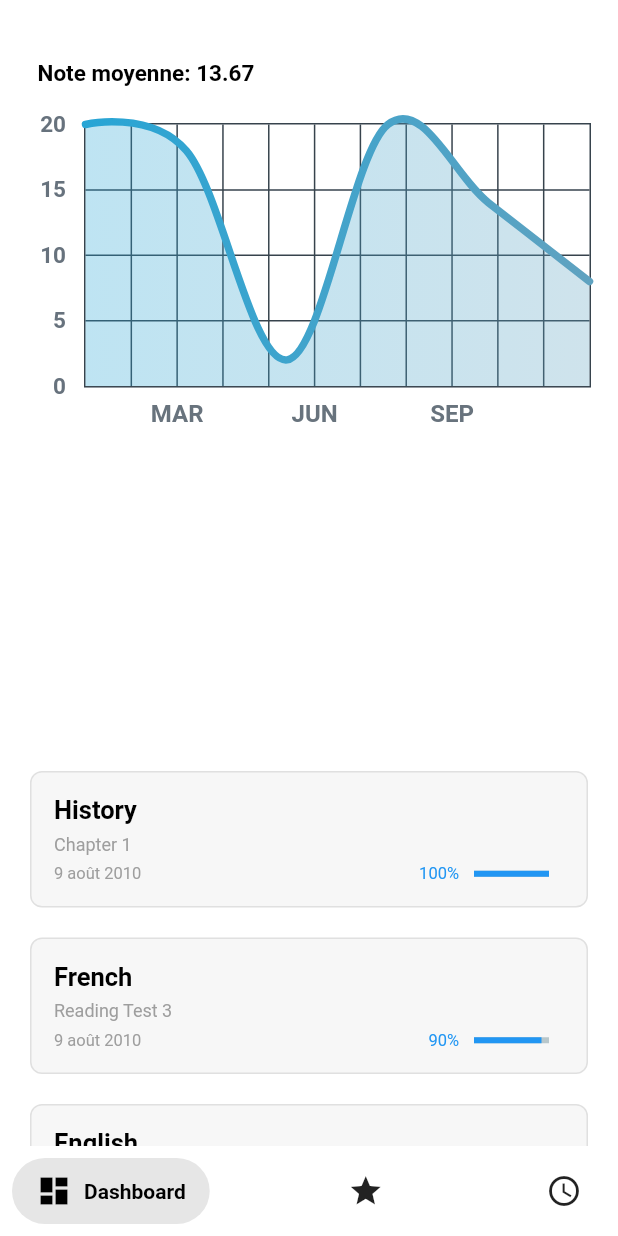
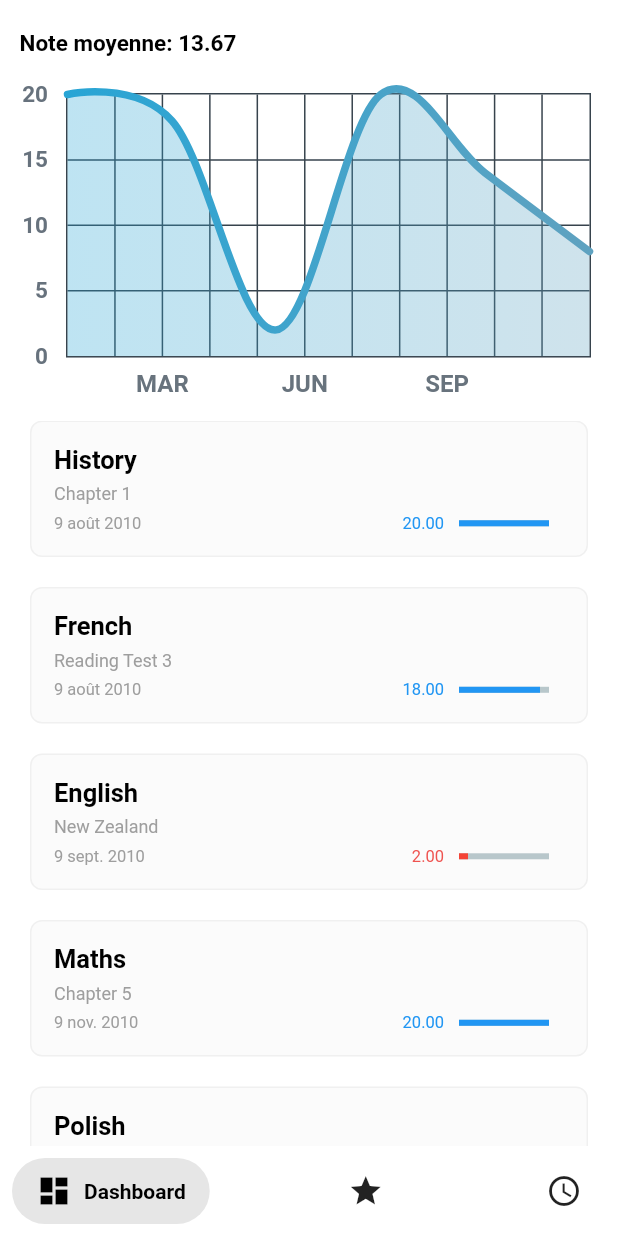
Before and after one commit to Volnetiks/Notes-BAC, a Flutter app: the screen it shows after launch, on a phone screen of 412 x 824 dp. Run offline on Flutter 3.47's test engine with Material 2 defaults, Android fonts, the phone set to English and light mode, and no system bars; drawn by our look-alikes of fl_chart, percent_indicator, salomon_bottom_bar; our stand-ins replace shared_preferences; Roboto replaces fonts that are missing (SFUI).

Commit message:
Fixed space and multiple chart bugs

```diff
--- a/lib/screens/home_screen.dart
+++ b/lib/screens/home_screen.dart
@@ -50,16 +50,13 @@ class _HomePageState extends State<HomePage> {
         currentIndex: _currentIndex,
         onTap: (i) => setState(() => _currentIndex = i),
       ),
-      body: Column(
-        mainAxisAlignment: MainAxisAlignment.spaceBetween,
+      body: SafeArea(
+        child: Column(
           children: [
-          Padding(
-            padding: const EdgeInsets.only(top: 20),
-            child: GradesChart(grades: grades),
-          ),
-          SizedBox(
+            GradesChart(grades: grades),
+            Flexible(
+              child: SizedBox(
                 width: MediaQuery.of(context).size.width,
-            height: 250,
                 child: Padding(
                   padding: const EdgeInsets.symmetric(horizontal: 20),
                   child: StaggeredGridView.countBuilder(
@@ -78,7 +75,9 @@ class _HomePageState extends State<HomePage> {
                       }),
                 ),
               ),
+            ),
           ],
+        ),
       ),
     );
   }
--- a/lib/widgets/grade_tile.dart
+++ b/lib/widgets/grade_tile.dart
@@ -23,8 +23,9 @@ class _GradeTileState extends State<GradeTile> {
       duration: Duration(milliseconds: 1500),
       padding: EdgeInsets.all(15),
       decoration: BoxDecoration(
-          color: Theme.of(context).unselectedWidgetColor.withOpacity(0.4),
-          border: Border.all(color: Theme.of(context).disabledColor),
+          color: Theme.of(context).unselectedWidgetColor.withOpacity(0.2),
+          border: Border.all(
+              color: Theme.of(context).disabledColor.withOpacity(0.4)),
           borderRadius: BorderRadius.circular(8)),
       child: Column(
         crossAxisAlignment: CrossAxisAlignment.start,
@@ -56,18 +57,18 @@ class _GradeTileState extends State<GradeTile> {
           Row(children: [
             Text(
               DateFormat('yMMMd', 'fr_FR').format(grade.date),
-              // grade.date.toString(),
               style: TextStyle(color: Colors.grey, fontSize: 11),
             ),
             Flexible(fit: FlexFit.tight, child: SizedBox()),
             Text(
-              grade.result.toString() + '%',
+              grade.resultOutOf20.toStringAsFixed(2),
               style: TextStyle(
-                  color: grade.result > 50 ? Colors.blue : Colors.red[400],
+                  color:
+                      grade.resultOutOf20 > 10 ? Colors.blue : Colors.red[400],
                   fontSize: 11),
             ),
             LinearPercentIndicator(
-              width: 70.0,
+              width: 80.0,
               lineHeight: 4.0,
               percent: grade.result / 100,
               progressColor: grade.result > 50 ? Colors.blue : Colors.red[500],
--- a/lib/widgets/grades_chart.dart
+++ b/lib/widgets/grades_chart.dart
@@ -18,10 +18,10 @@ class _GradesChartState extends State<GradesChart> {
     HexColor.fromHex("#5fa2c0"),
   ];
 
-  List<FlSpot> values = [];
-
   @override
   Widget build(BuildContext context) {
+    List<FlSpot> values = [];
+
     double averageGrade = 0;
 
     for (int i = 0; i < widget.grades.length; i++) {
@@ -40,7 +40,7 @@ class _GradesChartState extends State<GradesChart> {
       crossAxisAlignment: CrossAxisAlignment.start,
       children: [
         Padding(
-          padding: const EdgeInsets.only(top: 20.0, left: 25),
+          padding: const EdgeInsets.only(top: 20.0, left: 13),
           child: Text("Note moyenne: " + averageGrade.toStringAsFixed(2),
               style: TextStyle(
                   fontWeight: FontWeight.bold,
@@ -56,9 +56,8 @@ class _GradesChartState extends State<GradesChart> {
                   borderRadius: BorderRadius.all(Radius.circular(18)),
                   color: Theme.of(context).scaffoldBackgroundColor),
               child: Padding(
-                padding:
-                    EdgeInsets.only(right: 18, left: 12, top: 24, bottom: 12),
-                child: LineChart(mainData()),
+                padding: EdgeInsets.only(right: 18, top: 24, bottom: 12),
+                child: LineChart(mainData(values)),
               ),
             ),
           ),
@@ -67,7 +66,7 @@ class _GradesChartState extends State<GradesChart> {
     );
   }
 
-  LineChartData mainData() {
+  LineChartData mainData(List<FlSpot> values) {
     return LineChartData(
       gridData: FlGridData(
         show: true,
```
Lines whose indentation alone changed are shown as unchanged.
